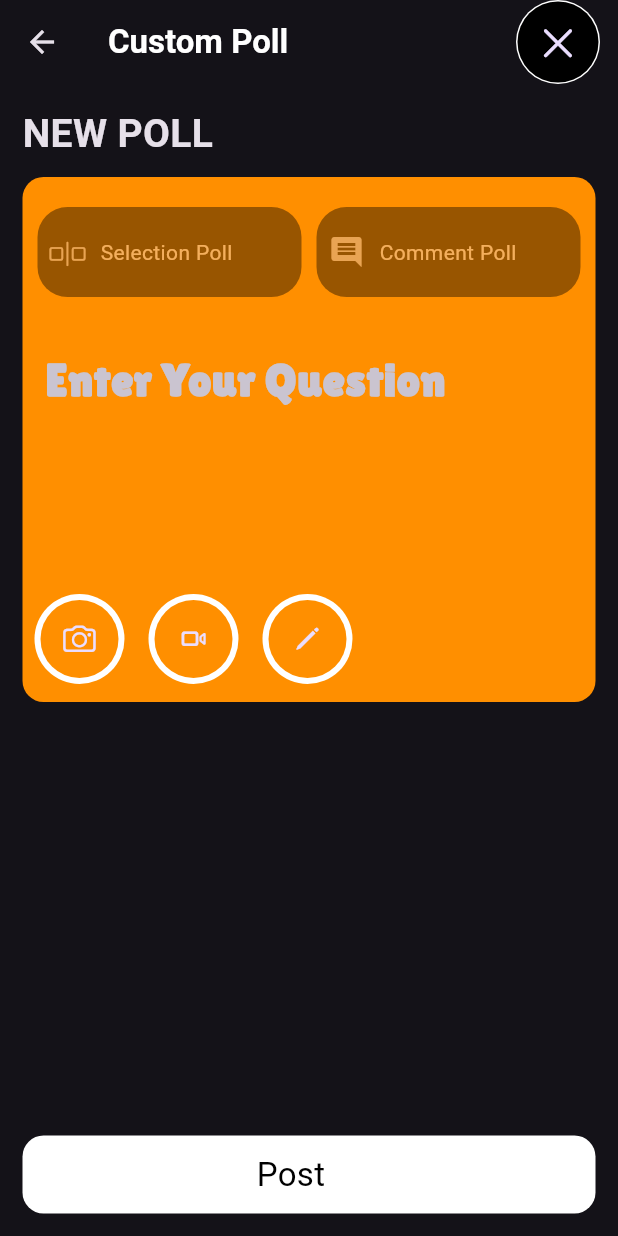
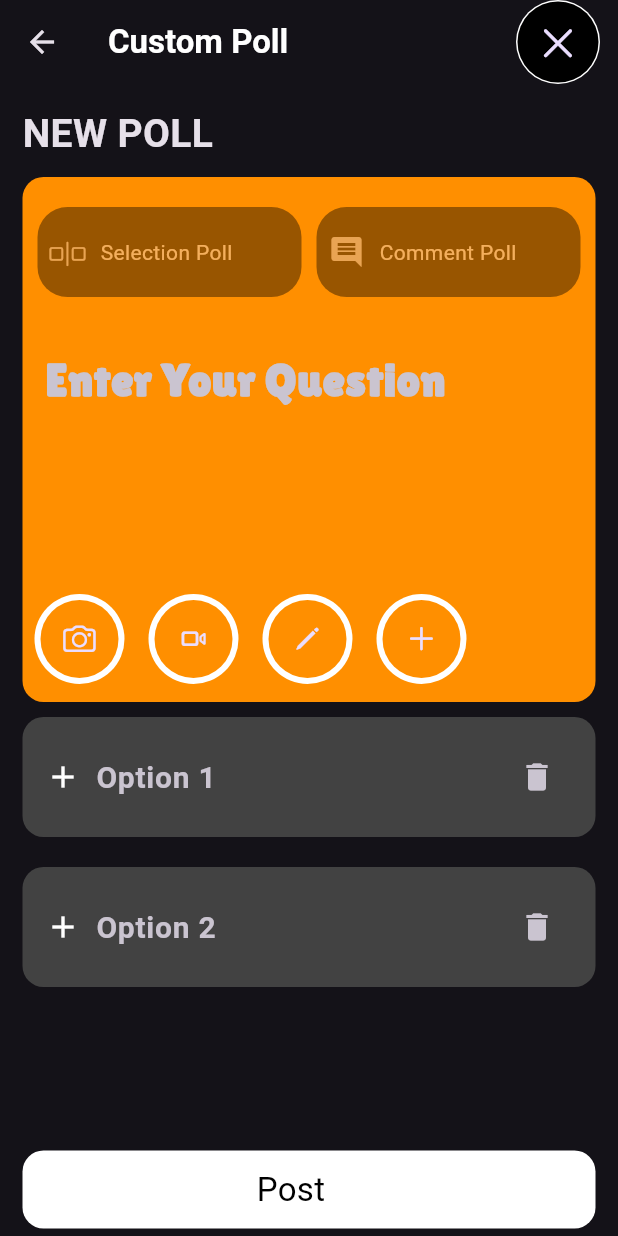
Before and after one commit to aryankumar07/honestpol, a Flutter app: the CustomePostScreen screen opened by its route, on a phone screen of 412 x 824 dp. Run offline on Flutter 3.47's test engine with Material 3 defaults, Android fonts, the phone set to English and light mode, and no system bars; our stand-ins replace dotted_border, file_picker, google_fonts, percent_indicator, shared_preferences, smooth_page_indicator; missing offline and left inert: cloudinary_public; accounts and stored records are empty.

Commit message:
votes UI

```diff
--- a/lib/features/addOpinoin/screen/custome_post_screen.dart
+++ b/lib/features/addOpinoin/screen/custome_post_screen.dart
@@ -4,6 +4,10 @@ import 'package:google_fonts/google_fonts.dart';
 import 'package:honestpol/common_widgets/customcircle.dart';
 import 'package:honestpol/features/addOpinoin/widgets/circle_button_poll.dart';
 import 'package:honestpol/features/addOpinoin/widgets/option_type.dart';
+import 'package:honestpol/features/addOpinoin/widgets/pick_images_container.dart';
+import 'package:honestpol/features/addOpinoin/widgets/selection_poll_option.dart';
+import 'package:honestpol/providers/optionnameprovider.dart';
+import 'package:provider/provider.dart';
 
 class CustomePostScreen extends StatefulWidget {
   static const String routeName = '/custom-post-screen';
@@ -16,13 +20,17 @@ class CustomePostScreen extends StatefulWidget {
 
 class _CustomePostScreenState extends State<CustomePostScreen> {
   Color _defaultColor = Colors.amber.shade800;
+  bool _selectionpoll = true;
+  final TextEditingController questionController = TextEditingController();
+
 
   void showbottomsheet(BuildContext context) {
     Scaffold.of(context).showBottomSheet(
         sheetAnimationStyle: AnimationStyle(
           duration: Duration(seconds: 1),
           reverseDuration: Duration(seconds: 1),
-        ), (BuildContext context) {
+        ),
+      (BuildContext context) {
       return Container(
         height: 150,
         width: double.infinity,
@@ -131,8 +139,22 @@ class _CustomePostScreenState extends State<CustomePostScreen> {
     });
   }
 
+  void showImagepickSheeet(BuildContext context){
+    Scaffold.of(context).showBottomSheet(
+      showDragHandle: false,
+      sheetAnimationStyle: AnimationStyle(
+        duration: Duration(seconds: 1),
+        reverseDuration: Duration(seconds: 1),
+      ),
+      (BuildContext context){
+        return PickImagesContainer();
+      }
+    );
+  }
+
   @override
   Widget build(BuildContext context) {
+  List<String> options = Provider.of<Optionnameprovider>(context,listen: true).options;
     return SafeArea(
       child: Scaffold(
         appBar: AppBar(
@@ -159,7 +181,7 @@ class _CustomePostScreenState extends State<CustomePostScreen> {
         ),
         floatingActionButtonLocation: FloatingActionButtonLocation.centerDocked,
         floatingActionButton: Padding(
-          padding: const EdgeInsets.all(15.0),
+          padding: const EdgeInsets.only(top: 15,left: 15,right: 15,bottom: 5),
           child: Container(
             height: 52,
             width: double.infinity,
@@ -184,8 +206,7 @@ class _CustomePostScreenState extends State<CustomePostScreen> {
             ),
           ),
         ),
-        body: SingleChildScrollView(
-          child: Padding(
+        body: Padding(
           padding: const EdgeInsets.all(15.0),
           child: Column(
             crossAxisAlignment: CrossAxisAlignment.start,
@@ -221,13 +242,30 @@ class _CustomePostScreenState extends State<CustomePostScreen> {
                                 icondata:
                                     CupertinoIcons.square_line_vertical_square,
                                 text: 'Selection Poll',
-                              )),
+                                onPressed: (){
+                                  print('selecton poll');
+                                  if(_selectionpoll==false){
+                                    setState(() {
+                                      _selectionpoll = true;
+                                    });
+                                  }
+                                },
+                              ),
+                        ),
                         Padding(
                               padding: const EdgeInsets.only(
                                   top: 10, bottom: 10, right: 10),
                               child: OptionType(
-                                icondata: Icons.comment, text: 'Comment Poll'),
-                          )
+                                  icondata: Icons.comment,
+                                  text: 'Comment Poll',
+                                  onPressed: (){
+                                    print('comment poll');
+                                    setState(() {
+                                      _selectionpoll = false;
+                                    });
+                                  },
+                              ),
+                          ),
                       ],
                     ),
                     Padding(
@@ -236,6 +274,7 @@ class _CustomePostScreenState extends State<CustomePostScreen> {
                         height: 150,
                         width: double.infinity,
                         child: TextField(
+                          controller: questionController,
                           maxLines: 3,
                           textDirection: TextDirection.rtl,
                           style: GoogleFonts.lilitaOne(
@@ -255,13 +294,19 @@ class _CustomePostScreenState extends State<CustomePostScreen> {
                       children: [
                         Padding(
                           padding: const EdgeInsets.all(8.0),
-                            child: CircleButtonPoll(
+                          child: Builder(
+                            builder: (context) {
+                              return CircleButtonPoll(
                                   innerradius: 26,
                                   outerradius: 30,
                                   icondata: CupertinoIcons.photo_camera,
                                   iconsize: 22,
-                                onPressed: () {},
-                                color: _defaultColor),
+                                  onPressed: () {
+                                    showImagepickSheeet(context);
+                                  },
+                                  color: _defaultColor);
+                            }
+                          ),
                         ),
                         Padding(
                           padding: const EdgeInsets.all(8.0),
@@ -287,13 +332,40 @@ class _CustomePostScreenState extends State<CustomePostScreen> {
                                 color: _defaultColor);
                           }),
                         ),
+                        Padding(
+                          padding: const EdgeInsets.all(8.0),
+                          child: Builder(builder: (context) {
+                            return CircleButtonPoll(
+                                innerradius: 26,
+                                outerradius: 30,
+                                icondata: CupertinoIcons.add,
+                                iconsize: 22,
+                                onPressed: () {
+                                  int length = Provider.of<Optionnameprovider>(context,listen: false).options.length;
+                                  Provider.of<Optionnameprovider>(context,listen: false).addToOptions(length+1);
+                                },
+                                color: _defaultColor);
+                          }),
+                        ),
                       ],
                     ),
                   ],
                 ),
-                )
+              ),
+              if (_selectionpoll)...[
+                Expanded(
+                  child: ListView.builder(
+                      itemCount: options.length,
+                      itemBuilder: (context, index) {
+                        return SelectionPollOption(
+                          text: options[index],
+                          index: index,
+                        );
+                      }),
+                ),
+                SizedBox(height: 60,),
               ],
-            ),
+            ],
           ),
         ),
       ),
--- a/lib/features/addOpinoin/widgets/option_type.dart
+++ b/lib/features/addOpinoin/widgets/option_type.dart
@@ -4,11 +4,13 @@ import 'package:flutter/material.dart';
 class OptionType extends StatelessWidget {
   final String text;
   final IconData icondata;
+  final VoidCallback onPressed;
 
   OptionType({
     super.key,
     required this.icondata,
     required this.text,
+    required this.onPressed,
   });
 
   @override
@@ -22,7 +24,7 @@ class OptionType extends StatelessWidget {
               borderRadius: BorderRadius.all(Radius.circular(20)),
               color: Colors.black),
           child: IconButton(
-            onPressed: () {},
+              onPressed: onPressed,
               icon: Row(
                 children: [
                   Icon(icondata),
--- /dev/null
+++ b/lib/features/addOpinoin/widgets/selection_poll_option.dart
@@ -0,0 +1,71 @@
+import 'package:flutter/cupertino.dart';
+import 'package:flutter/material.dart';
+import 'package:google_fonts/google_fonts.dart';
+import 'package:honestpol/providers/optionnameprovider.dart';
+import 'package:provider/provider.dart';
+
+class SelectionPollOption extends StatelessWidget{
+
+  final String text;
+  final int index;
+
+  SelectionPollOption({
+    super.key,
+    required this.text,
+    required this.index,
+  });
+
+  @override
+  Widget build(BuildContext context) {
+    return Padding(
+      padding: EdgeInsets.only(
+        top: 10,
+        bottom: 10),
+        child: Container(
+          height: 80,
+          width: double.infinity,
+          decoration: BoxDecoration(
+            borderRadius:
+            BorderRadius.all(Radius.circular(14)),
+            color: Colors.grey.shade800),
+            child: Padding(
+              padding: const EdgeInsets.all(15.0),
+              child: Row(
+                children: [
+                  Icon(Icons.add),
+                  SizedBox(width: 10,),
+                  Expanded(
+                    child: TextField(
+                      onSubmitted: (value) {
+                        if(value.isNotEmpty){
+                          Provider.of<Optionnameprovider>(context)
+                          .changeoption(value, index);
+                        }
+                      },
+                      style: GoogleFonts.kodeMono(
+                        textStyle: TextStyle(
+                          fontSize: 20,
+                          fontWeight: FontWeight.bold
+                        )
+                      ),
+                      decoration: InputDecoration(
+                        border: InputBorder.none,
+                        focusedBorder: InputBorder.none,
+                        enabledBorder: InputBorder.none,
+                        errorBorder: InputBorder.none,
+                        disabledBorder: InputBorder.none,
+                        hintText: text
+                      ),
+                    )),
+                  IconButton(
+                    onPressed: (){
+                      Provider.of<Optionnameprovider>(context,listen: false).deleteOption(index);
+                    },
+                    icon: Icon(Icons.delete)),
+                ],
+              ),
+            ),
+        ),
+      );
+  }
+}
--- a/lib/locker.dart
+++ b/lib/locker.dart
@@ -1,3 +1,3 @@
-const baseUri = 'http://192.168.1.3:3000';
+const baseUri = 'http://192.168.1.22:3000';
 const cloudname = 'dkxotttzd';
 const uploadpreset = 'h1aa7kqv';
--- a/lib/main.dart
+++ b/lib/main.dart
@@ -3,6 +3,7 @@ import 'package:honestpol/common_widgets/bottom_bar.dart';
 import 'package:honestpol/features/auth/screen/admin_screen.dart';
 import 'package:honestpol/features/auth/service/auth_service.dart';
 import 'package:honestpol/features/onborading/screen/onborad_screen.dart';
+import 'package:honestpol/providers/optionnameprovider.dart';
 import 'package:honestpol/providers/userprovider.dart';
 import 'package:honestpol/routes.dart';
 import 'package:provider/provider.dart';
@@ -12,6 +13,7 @@ void main(){
     MultiProvider(
       providers: [
         ChangeNotifierProvider(create: (context)=>Userprovider()),
+        ChangeNotifierProvider(create: (context)=>Optionnameprovider()),
       ],
       child: MyApp())
     );
--- /dev/null
+++ b/lib/providers/optionnameprovider.dart
@@ -0,0 +1,28 @@
+import 'package:flutter/cupertino.dart';
+
+class Optionnameprovider extends ChangeNotifier {
+  List<String> _options = [
+    "Option 1",
+    "Option 2"
+  ];
+
+  List<String> get options => _options;
+
+  void addToOptions(int index){
+    options.add("Option ${index}");
+    notifyListeners();
+  }
+
+  void deleteOption(int index){
+    options.removeAt(index);
+    notifyListeners();
+  }
+
+  void changeoption(String newname,int index){
+    options[index] = newname;
+    notifyListeners();
+  }
+
+
+
+}
```
Also changed, not shown: lib/constants/utils.dart (+22 -0 lines), lib/features/addOpinoin/widgets/pick_images_container.dart (added, +62 -0 lines). Lines whose indentation alone changed are shown as unchanged.
